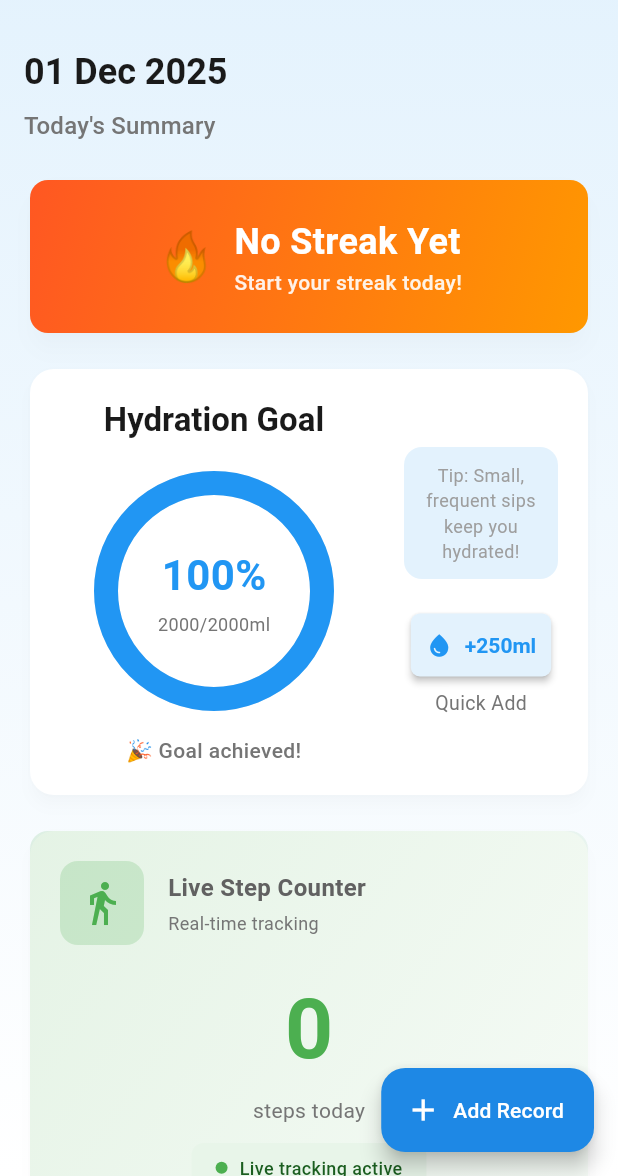
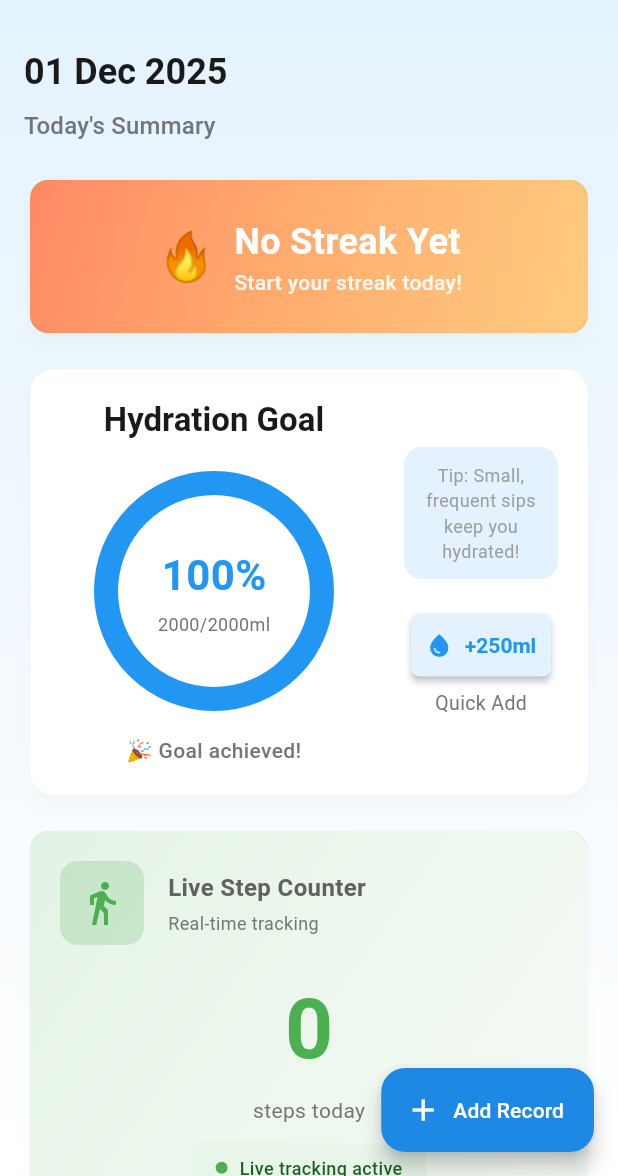
Before and after one commit to Agentz47/health_mate, a Flutter app: the DashboardPage screen opened directly, on a phone screen of 412 x 824 dp, the part 60-1236 px from its top. Run offline on Flutter 3.47's test engine with Material 3 defaults, Android fonts, the phone set to English and light mode, and no system bars; drawn by our look-alikes of percent_indicator; our stand-ins replace pedometer, permission_handler, shared_preferences, sqflite; accounts and stored records are empty.

Commit message:
Refactor theme and user profile code

```diff
--- a/lib/core/theme/app_gradients.dart
+++ b/lib/core/theme/app_gradients.dart
@@ -1,14 +1,14 @@
 import 'package:flutter/material.dart';
 
-// Gradient tokens for Light and Dark themes
+/// Gradient tokens for Light and Dark themes
+///
+/// Provides professional, subtle gradients for backgrounds, cards, and buttons.
+/// All gradients are designed with WCAG accessibility in mind.
+class AppGradients {
+  // ===== LIGHT THEME GRADIENTS =====
 
-// Provides professional, subtle gradients for backgrounds, cards, and buttons.
-// All gradients are designed with WCAG accessibility in mind.
-class AppGradients {
-  // LIGHT THEME GRADIENTS
-
-  // Main app background gradient (Light mode)
-  // Soft blue to white
+  /// Main app background gradient (Light mode)
+  /// Soft blue to white - fresh, clean, professional
   static const lightBackground = LinearGradient(
     begin: Alignment.topCenter,
     end: Alignment.bottomCenter,
@@ -18,8 +18,8 @@ class AppGradients {
     ],
   );
 
-  // Card/Surface gradient (Light mode)
-  // White to very light grey - subtle depth
+  /// Card/Surface gradient (Light mode)
+  /// White to very light grey - subtle depth
   static const lightCard = LinearGradient(
     begin: Alignment.topLeft,
     end: Alignment.bottomRight,
@@ -29,8 +29,8 @@ class AppGradients {
     ],
   );
 
-  // Primary button gradient (Light mode)
-  // Blue gradient - trustworthy, medical feel
+  /// Primary button gradient (Light mode)
+  /// Blue gradient - trustworthy, medical feel
   static const lightPrimaryButton = LinearGradient(
     begin: Alignment.centerLeft,
     end: Alignment.centerRight,
@@ -40,8 +40,8 @@ class AppGradients {
     ],
   );
 
-  // Secondary button gradient (Light mode)
-  // Teal gradient - calming, health-focused
+  /// Secondary button gradient (Light mode)
+  /// Teal gradient - calming, health-focused
   static const lightSecondaryButton = LinearGradient(
     begin: Alignment.centerLeft,
     end: Alignment.centerRight,
@@ -51,8 +51,8 @@ class AppGradients {
     ],
   );
 
-  // Accent gradient for metric cards (Light mode)
-  // Subtle gradient for health metric cards
+  /// Accent gradient for metric cards (Light mode)
+  /// Subtle gradient for health metric cards
   static const lightMetricCard = LinearGradient(
     begin: Alignment.topLeft,
     end: Alignment.bottomRight,
@@ -62,7 +62,7 @@ class AppGradients {
     ],
   );
 
-  // Steps card gradient (Light mode)
+  /// Steps card gradient (Light mode)
   static const lightStepsCard = LinearGradient(
     begin: Alignment.topLeft,
     end: Alignment.bottomRight,
@@ -72,7 +72,7 @@ class AppGradients {
     ],
   );
 
-  // Water card gradient (Light mode)
+  /// Water card gradient (Light mode)
   static const lightWaterCard = LinearGradient(
     begin: Alignment.topLeft,
     end: Alignment.bottomRight,
@@ -82,7 +82,7 @@ class AppGradients {
     ],
   );
 
-  // Calories card gradient (Light mode)
+  /// Calories card gradient (Light mode)
   static const lightCaloriesCard = LinearGradient(
     begin: Alignment.topLeft,
     end: Alignment.bottomRight,
@@ -92,10 +92,10 @@ class AppGradients {
     ],
   );
 
-  //  DARK THEME GRADIENTS
+  // ===== DARK THEME GRADIENTS =====
 
-  // Main app background gradient (Dark mode)
-  // Navy to midnight
+  /// Main app background gradient (Dark mode)
+  /// Navy to midnight - elegant, professional
   static const darkBackground = LinearGradient(
     begin: Alignment.topCenter,
     end: Alignment.bottomCenter,
@@ -105,8 +105,8 @@ class AppGradients {
     ],
   );
 
-  // Card/Surface gradient (Dark mode)
-  // Slate to navy - subtle depth with contrast
+  /// Card/Surface gradient (Dark mode)
+  /// Slate to navy - subtle depth with contrast
   static const darkCard = LinearGradient(
     begin: Alignment.topLeft,
     end: Alignment.bottomRight,
@@ -116,8 +116,8 @@ class AppGradients {
     ],
   );
 
-  // Primary button gradient (Dark mode)
-  // Indigo gradient - modern, vibrant
+  /// Primary button gradient (Dark mode)
+  /// Indigo gradient - modern, vibrant
   static const darkPrimaryButton = LinearGradient(
     begin: Alignment.centerLeft,
     end: Alignment.centerRight,
@@ -127,8 +127,8 @@ class AppGradients {
     ],
   );
 
-  // Secondary button gradient (Dark mode)
-  // Purple gradient - elegant, premium
+  /// Secondary button gradient (Dark mode)
+  /// Purple gradient - elegant, premium
   static const darkSecondaryButton = LinearGradient(
     begin: Alignment.centerLeft,
     end: Alignment.centerRight,
@@ -138,7 +138,7 @@ class AppGradients {
     ],
   );
 
-  // Accent gradient for metric cards (Dark mode)
+  /// Accent gradient for metric cards (Dark mode)
   static const darkMetricCard = LinearGradient(
     begin: Alignment.topLeft,
     end: Alignment.bottomRight,
@@ -148,7 +148,7 @@ class AppGradients {
     ],
   );
 
-  // Steps card gradient (Dark mode)
+  /// Steps card gradient (Dark mode)
   static const darkStepsCard = LinearGradient(
     begin: Alignment.topLeft,
     end: Alignment.bottomRight,
@@ -158,7 +158,7 @@ class AppGradients {
     ],
   );
 
-  // Water card gradient (Dark mode)
+  /// Water card gradient (Dark mode)
   static const darkWaterCard = LinearGradient(
     begin: Alignment.topLeft,
     end: Alignment.bottomRight,
@@ -168,7 +168,7 @@ class AppGradients {
     ],
   );
 
-  // Calories card gradient (Dark mode)
+  /// Calories card gradient (Dark mode)
   static const darkCaloriesCard = LinearGradient(
     begin: Alignment.topLeft,
     end: Alignment.bottomRight,
@@ -178,44 +178,44 @@ class AppGradients {
     ],
   );
 
-  // HELPER METHODS
+  // ===== HELPER METHODS =====
 
-  // Get background gradient based on theme brightness
+  /// Get background gradient based on theme brightness
   static LinearGradient getBackground(bool isDark) {
     return isDark ? darkBackground : lightBackground;
   }
 
-  // Get card gradient based on theme brightness
+  /// Get card gradient based on theme brightness
   static LinearGradient getCard(bool isDark) {
     return isDark ? darkCard : lightCard;
   }
 
-  // Get primary button gradient based on theme brightness
+  /// Get primary button gradient based on theme brightness
   static LinearGradient getPrimaryButton(bool isDark) {
     return isDark ? darkPrimaryButton : lightPrimaryButton;
   }
 
-  // Get secondary button gradient based on theme brightness
+  /// Get secondary button gradient based on theme brightness
   static LinearGradient getSecondaryButton(bool isDark) {
     return isDark ? darkSecondaryButton : lightSecondaryButton;
   }
 
-  // Get metric card gradient based on theme brightness
+  /// Get metric card gradient based on theme brightness
   static LinearGradient getMetricCard(bool isDark) {
     return isDark ? darkMetricCard : lightMetricCard;
   }
 
-  // Get steps card gradient based on theme brightness
+  /// Get steps card gradient based on theme brightness
   static LinearGradient getStepsCard(bool isDark) {
     return isDark ? darkStepsCard : lightStepsCard;
   }
 
-  // Get water card gradient based on theme brightness
+  /// Get water card gradient based on theme brightness
   static LinearGradient getWaterCard(bool isDark) {
     return isDark ? darkWaterCard : lightWaterCard;
   }
 
-  // Get calories card gradient based on theme brightness
+  /// Get calories card gradient based on theme brightness
   static LinearGradient getCaloriesCard(bool isDark) {
     return isDark ? darkCaloriesCard : lightCaloriesCard;
   }
--- a/lib/features/health_records/data/datasources/local/database_helper.dart
+++ b/lib/features/health_records/data/datasources/local/database_helper.dart
@@ -364,7 +364,7 @@ class DatabaseHelper {
     );
   }
 
-  // Achievements methods.
+  // Achievements methods
   Future<List<Map<String, dynamic>>> getAchievements() async {
     final db = await database;
     return await db.query(AppConstants.achievementsTable);
--- a/lib/features/health_records/presentation/pages/dashboard_page.dart
+++ b/lib/features/health_records/presentation/pages/dashboard_page.dart
@@ -226,8 +226,8 @@ class _DashboardPageState extends State<DashboardPage> {
           borderRadius: BorderRadius.circular(12),
           gradient: LinearGradient(
             colors: [
-              Colors.deepOrange,
-              Colors.orange,
+              Colors.deepOrange.withOpacity(0.7),
+              Colors.orange.withOpacity(0.5),
             ],
             begin: Alignment.topLeft,
             end: Alignment.bottomRight,
--- a/lib/features/health_records/presentation/providers/health_record_provider.dart
+++ b/lib/features/health_records/presentation/providers/health_record_provider.dart
@@ -109,7 +109,7 @@ class HealthRecordProvider extends ChangeNotifier {
     }
   }
 
-  // Add a new health record
+  /// Add a new health record
   Future<bool> addRecord(HealthRecord record) async {
     _setLoading(true);
     _clearError();
--- a/lib/features/user_profile/presentation/pages/welcome_page.dart
+++ b/lib/features/user_profile/presentation/pages/welcome_page.dart
@@ -67,7 +67,7 @@ class _WelcomePageState extends State<WelcomePage> {
     }
   }
 
-  /// Save profile and navigate to greeting page
+  // Save profile and navigate to greeting page
   Future<void> _saveAndContinue() async {
     if (!_formKey.currentState!.validate()) {
       return;
```
Also changed, not shown: lib/core/theme/theme_provider.dart (+10 -10 lines), lib/core/widgets/theme_toggle.dart (+3 -4 lines), lib/features/health_records/domain/repositories/health_repository.dart (+9 -9 lines), lib/features/health_records/domain/usecases/calculate_calories_usecase.dart (+11 -11 lines), lib/features/user_profile/data/user_profile_local.dart (+6 -6 lines).
